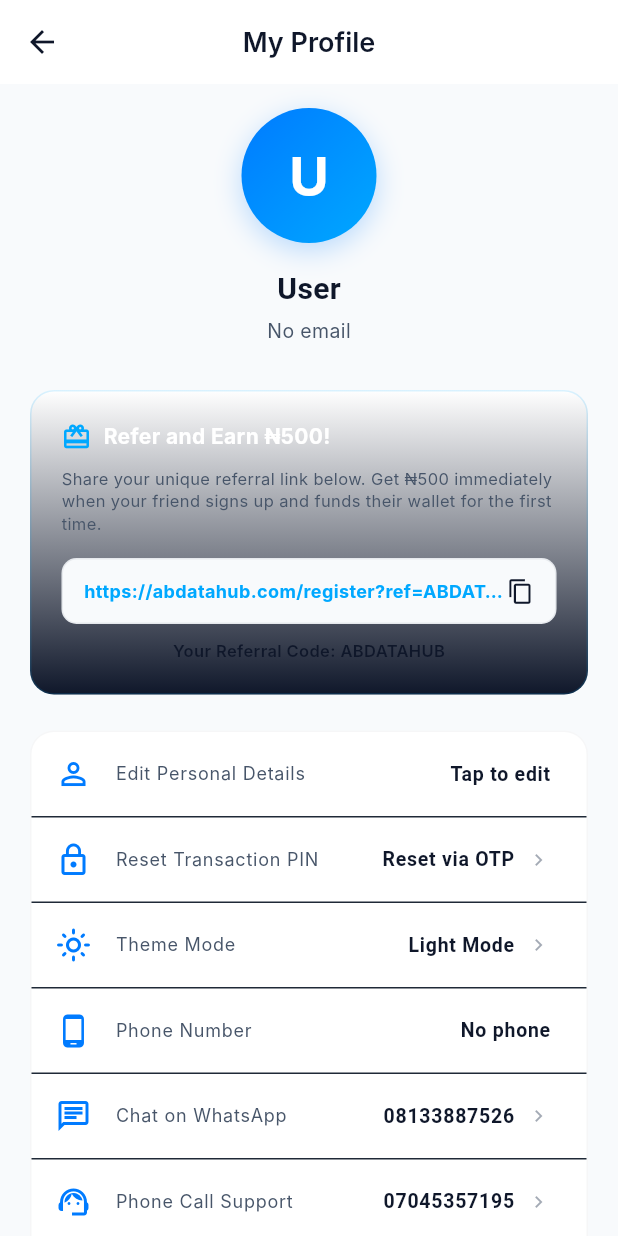
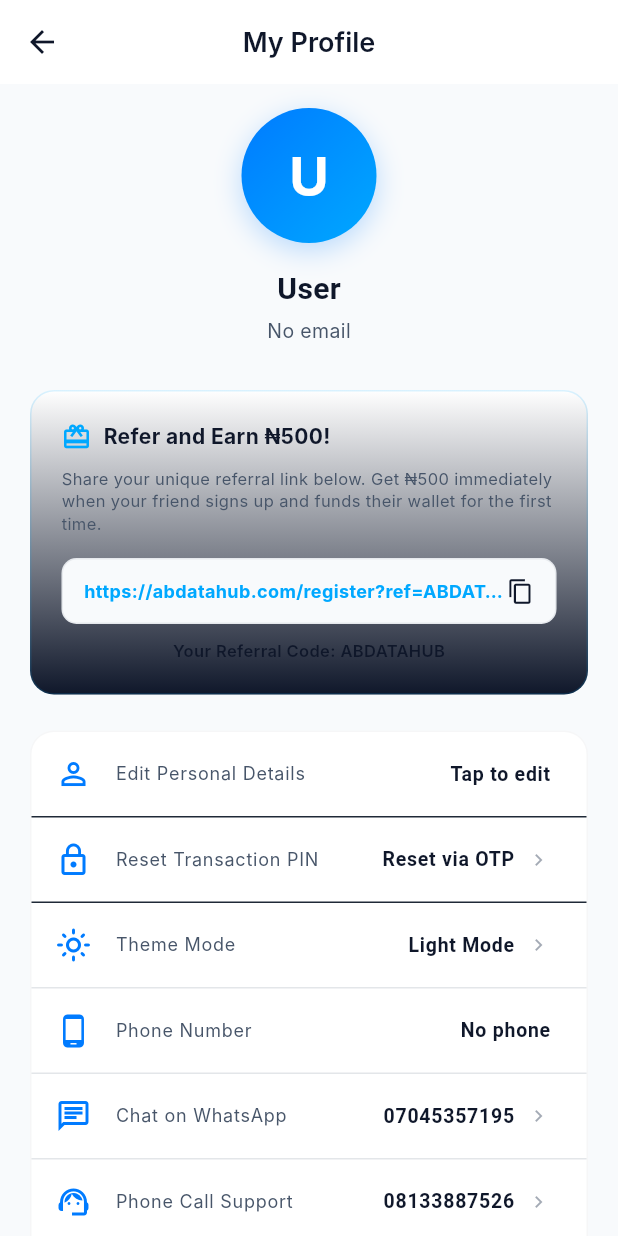
Before and after one commit to digitallyahead1/abdatahub, a Flutter app: the ProfileTab screen opened directly, after a tap on "Theme Mode", on a phone screen of 412 x 824 dp. Run offline on Flutter 3.47's test engine with Material 3 defaults, Android fonts, the phone set to English and light mode, and no system bars; our stand-ins replace dio, flutter_dotenv, flutter_secure_storage, pdf, share_plus; accounts and stored records are empty; network calls fail; Roboto replaces fonts that are missing (Inter, Poppins).

Commit message:
feat: update contact numbers, remove social media, fix light mode, add PDF receipt share

```diff
--- a/mobile/lib/screens/profile_tab.dart
+++ b/mobile/lib/screens/profile_tab.dart
@@ -57,7 +57,7 @@
             return AlertDialog(
               backgroundColor: AppColors.darkBgSecondary,
               shape: RoundedRectangleBorder(borderRadius: BorderRadius.circular(16)),
-              title: const Text('Edit Profile', style: TextStyle(color: Colors.white, fontWeight: FontWeight.bold)),
+              title: Text('Edit Profile', style: TextStyle(color: AppColors.silverLight, fontWeight: FontWeight.bold)),
               content: Form(
                 key: formKey,
                 child: Column(
@@ -65,7 +65,7 @@
                   children: [
                     TextFormField(
                       controller: nameController,
-                      style: const TextStyle(color: Colors.white),
+                      style: TextStyle(color: AppColors.silverLight),
                       decoration: InputDecoration(
                         labelText: 'Full Name',
                         labelStyle: TextStyle(color: AppColors.silverMuted),
@@ -77,7 +77,7 @@
                     TextFormField(
                       controller: phoneController,
                       keyboardType: TextInputType.phone,
-                      style: const TextStyle(color: Colors.white),
+                      style: TextStyle(color: AppColors.silverLight),
                       decoration: InputDecoration(
                         labelText: 'Phone Number',
                         labelStyle: TextStyle(color: AppColors.silverMuted),
@@ -148,7 +148,7 @@
             return AlertDialog(
               backgroundColor: AppColors.darkBgSecondary,
               shape: RoundedRectangleBorder(borderRadius: BorderRadius.circular(16)),
-              title: const Text('Reset Transaction PIN', style: TextStyle(color: Colors.white, fontWeight: FontWeight.bold)),
+              title: Text('Reset Transaction PIN', style: TextStyle(color: AppColors.silverLight, fontWeight: FontWeight.bold)),
               content: Form(
                 key: formKey,
                 child: Column(
@@ -164,7 +164,7 @@
                         controller: otpController,
                         keyboardType: TextInputType.number,
                         maxLength: 6,
-                        style: const TextStyle(color: Colors.white, letterSpacing: 8, fontSize: 18),
+                        style: TextStyle(color: AppColors.silverLight, letterSpacing: 8, fontSize: 18),
                         textAlign: TextAlign.center,
                         decoration: InputDecoration(
                           labelText: 'Enter Email OTP',
@@ -179,7 +179,7 @@
                         keyboardType: TextInputType.number,
                         maxLength: 4,
                         obscureText: true,
-                        style: const TextStyle(color: Colors.white, letterSpacing: 10, fontSize: 18),
+                        style: TextStyle(color: AppColors.silverLight, letterSpacing: 10, fontSize: 18),
                         textAlign: TextAlign.center,
                         decoration: InputDecoration(
                           labelText: 'New 4-Digit PIN',
@@ -341,14 +341,14 @@
                 child: Column(
                   crossAxisAlignment: CrossAxisAlignment.start,
                   children: [
-                    const Row(
+                    Row(
                       children: [
-                        Icon(Icons.card_giftcard, color: AppColors.accentGlow, size: 20),
-                        SizedBox(width: 8),
+                        const Icon(Icons.card_giftcard, color: AppColors.accentGlow, size: 20),
+                        const SizedBox(width: 8),
                         Text(
                           'Refer and Earn ₦500!',
                           style: TextStyle(
-                            color: Colors.white,
+                            color: AppColors.silverLight,
                             fontSize: 14,
                             fontWeight: FontWeight.bold,
                           ),
@@ -451,45 +451,31 @@
                           : 'Light Mode',
                       onTap: () => Provider.of<ThemeProvider>(context, listen: false).toggleTheme(),
                     ),
-                    const Divider(height: 1, color: Color(0xFF1F2937)),
+                    Divider(height: 1, color: AppColors.silverMuted.withValues(alpha: 0.15)),
                     _buildProfileTile(
                       icon: Icons.phone_android,
                       title: 'Phone Number',
                       value: phone,
                     ),
-                    const Divider(height: 1, color: Color(0xFF1F2937)),
+                    Divider(height: 1, color: AppColors.silverMuted.withValues(alpha: 0.15)),
                     _buildProfileTile(
                       icon: Icons.chat_outlined,
                       title: 'Chat on WhatsApp',
-                      value: '08133887526',
-                      onTap: () => _launchURL(context, 'https://wa.me/2348133887526?text=Hello%20AB%20Data%20Hub%20Support,%20I%20have%20an%20inquiry.'),
+                      value: '07045357195',
+                      onTap: () => _launchURL(context, 'https://wa.me/2347045357195?text=Hello%20AB%20Data%20Hub%20Support,%20I%20have%20an%20inquiry.'),
                     ),
-                    const Divider(height: 1, color: Color(0xFF1F2937)),
+                    Divider(height: 1, color: AppColors.silverMuted.withValues(alpha: 0.15)),
                     _buildProfileTile(
                       icon: Icons.support_agent,
                       title: 'Phone Call Support',
-                      value: '07045357195',
-                      onTap: () => _launchURL(context, 'tel:07045357195'),
+                      value: '08133887526',
+                      onTap: () => _launchURL(context, 'tel:08133887526'),
                     ),
-                    const Divider(height: 1, color: Color(0xFF1F2937)),
-                    _buildProfileTile(
-                      icon: Icons.alternate_email_outlined,
-                      title: 'Twitter / X',
-                      value: '@asserdiq360',
-                      onTap: () => _launchURL(context, 'https://x.com/asserdiq360'),
-                    ),
-                    const Divider(height: 1, color: Color(0xFF1F2937)),
-                    _buildProfileTile(
-                      icon: Icons.facebook_outlined,
-                      title: 'Facebook Page',
-                      value: 'AB Data Hub',
-                      onTap: () => _launchURL(context, 'https://www.facebook.com/share/1JD9G8vaVH/'),
-                    ),
-                    const Divider(height: 1, color: Color(0xFF1F2937)),
+                    Divider(height: 1, color: AppColors.silverMuted.withValues(alpha: 0.15)),
                     _buildProfileTile(
                       icon: Icons.info_outline,
                       title: 'App Version',
-                      value: 'v1.0.0 (Beta)',
+                      value: 'v1.0.0',
                     ),
                   ],
                 ),
```
Also changed, not shown: mobile/lib/screens/buy_data_screen.dart (+7 -7 lines), mobile/lib/utils/pdf_helper.dart (added, +165 -0 lines), mobile/lib/widgets/transaction_details_sheet.dart (+24 -0 lines), 7 other files.
